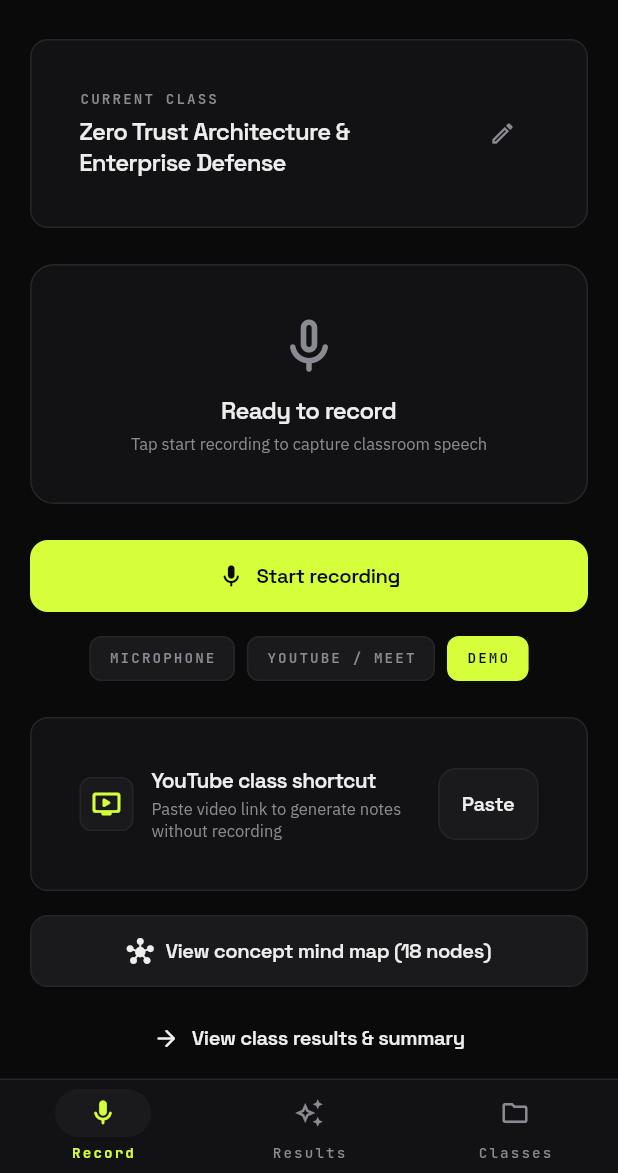
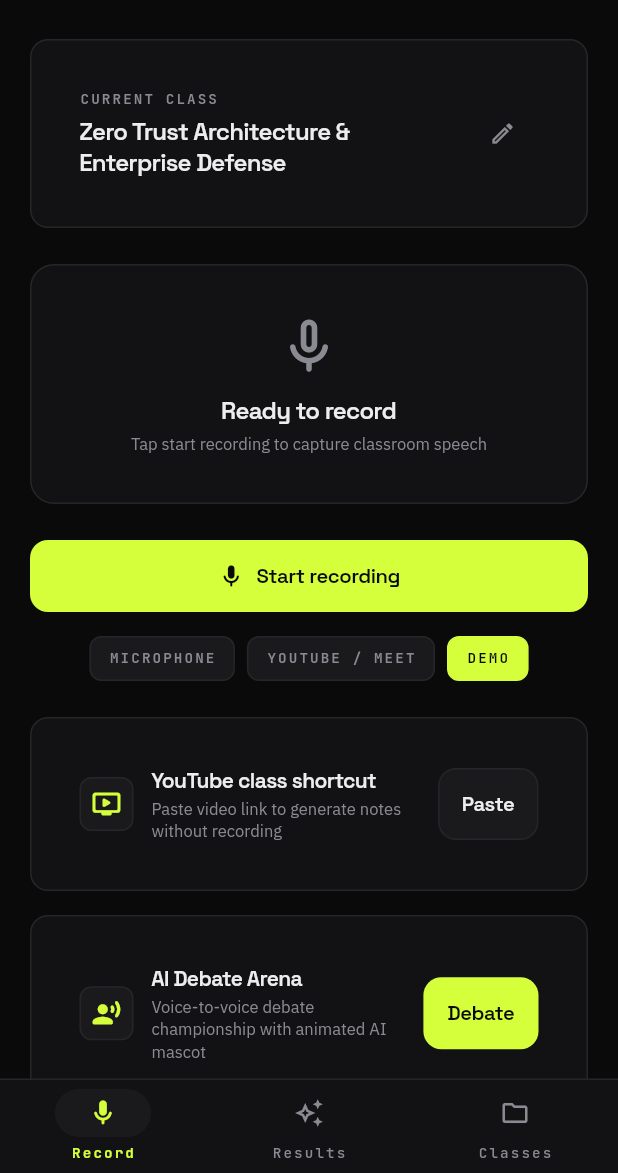
Before and after one commit to maniokhan/thinkly_app, a Flutter app: the screen it shows after launch, on a phone screen of 412 x 824 dp, the part 63-1236 px from its top. Run offline on Flutter 3.47's test engine with Material 3 defaults, Android fonts, the phone set to English and light mode, and no system bars; our stand-ins replace fl_chart, flutter_animate, flutter_markdown, google_fonts, pdf, permission_handler and 5 more; missing offline and left inert: dart:js_interop, flutter_foreground_task, flutter_pcm_sound, record, youtube_explode_dart.

Commit message:
feat(integration): wire AI Debate Arena entry point, unified matte-black tokens, and app lifecycle

```diff
--- a/lib/core/theme/app_theme.dart
+++ b/lib/core/theme/app_theme.dart
@@ -23,6 +23,10 @@ class AppColors {
   static const Color statusAmber = Color(0xFFF59E0B);
 
   // Legacy & Alias Mappings (Ensuring zero breaks across models, debate arena & canvas)
+  static const Color primary = accent;
+  static const Color primaryDark = accentDark;
+  static const Color primaryLight = accent;
+  static const Color secondary = accent;
   static const Color surfaceElevated = raisedSurface;
   static const Color accentDark = Color(0xFF98CC00);
   static const Color accentDim = Color(0x22C6FF00);
--- /dev/null
+++ b/lib/features/debate/debate_app.dart
@@ -0,0 +1,70 @@
+import 'package:flutter/material.dart';
+import 'package:provider/provider.dart';
+import '../../core/theme/app_theme.dart';
+import '../../services/audio_service.dart';
+import '../../services/gemini_live_service.dart';
+import '../mascot/controllers/mascot_controller.dart';
+import 'providers/debate_provider.dart';
+import 'screens/home_screen.dart';
+
+class AIDebateApp extends StatefulWidget {
+  const AIDebateApp({super.key});
+
+  @override
+  State<AIDebateApp> createState() => _AIDebateAppState();
+}
+
+class _AIDebateAppState extends State<AIDebateApp> with WidgetsBindingObserver {
+  late final AudioService _audioService;
+  late final GeminiLiveService _geminiLiveService;
+  late final MascotController _mascotController;
+  late final DebateProvider _debateProvider;
+
+  @override
+  void initState() {
+    super.initState();
+    WidgetsBinding.instance.addObserver(this);
+
+    _audioService = AudioService();
+    _geminiLiveService = GeminiLiveService();
+    _mascotController = MascotController();
+
+    _debateProvider = DebateProvider(
+      audioService: _audioService,
+      geminiService: _geminiLiveService,
+      mascotController: _mascotController,
+    );
+  }
+
+  @override
+  void didChangeAppLifecycleState(AppLifecycleState state) {
+    if (state == AppLifecycleState.paused) {
+      _audioService.pauseAudio();
+    } else if (state == AppLifecycleState.resumed) {
+      _audioService.resumeAudio();
+    }
+  }
+
+  @override
+  void dispose() {
+    WidgetsBinding.instance.removeObserver(this);
+    _debateProvider.dispose();
+    super.dispose();
+  }
+
+  @override
+  Widget build(BuildContext context) {
+    return MultiProvider(
+      providers: [
+        ChangeNotifierProvider<MascotController>.value(value: _mascotController),
+        ChangeNotifierProvider<DebateProvider>.value(value: _debateProvider),
+      ],
+      child: MaterialApp(
+        title: 'AI Debate Arena',
+        debugShowCheckedModeBanner: false,
+        theme: AppTheme.darkTheme,
+        home: const HomeScreen(),
+      ),
+    );
+  }
+}
--- a/lib/features/mindmap/screens/lecture_capture_screen.dart
+++ b/lib/features/mindmap/screens/lecture_capture_screen.dart
@@ -7,6 +7,8 @@ import '../../../core/widgets/app_button.dart';
 import '../../../core/widgets/app_card.dart';
 import '../../../core/widgets/app_loader.dart';
 import '../providers/mind_map_provider.dart';
+import '../../debate/screens/home_screen.dart';
+import '../../../core/theme/wonderous_animations.dart';
 import '../../../widgets/api_key_settings_dialog.dart';
 import '../../../widgets/developer_debug_dialog.dart';
 
@@ -459,6 +461,54 @@ class _LectureCaptureScreenState extends State<LectureCaptureScreen> {
               ),
               const SizedBox(height: 16),
 
+              // 6. AI Debate Arena Entry Card
+              AppCard(
+                child: Padding(
+                  padding: const EdgeInsets.all(16),
+                  child: Row(
+                    children: [
+                      Container(
+                        width: 36,
+                        height: 36,
+                        decoration: BoxDecoration(
+                          color: AppColors.raisedSurface,
+                          borderRadius: BorderRadius.circular(8),
+                          border: Border.all(color: AppColors.hairlineBorder),
+                        ),
+                        child: const Icon(Icons.record_voice_over_rounded,
+                            size: 20, color: AppColors.accent),
+                      ),
+                      const SizedBox(width: 12),
+                      const Expanded(
+                        child: Column(
+                          crossAxisAlignment: CrossAxisAlignment.start,
+                          children: [
+                            Text('AI Debate Arena',
+                                style: AppTypography.titleSmall),
+                            SizedBox(height: 2),
+                            Text(
+                              'Voice-to-voice debate championship with animated AI mascot',
+                              style: AppTypography.bodySmall,
+                            ),
+                          ],
+                        ),
+                      ),
+                      const SizedBox(width: 8),
+                      AppButton(
+                        label: 'Debate',
+                        variant: AppButtonVariant.primary,
+                        onPressed: () {
+                          Navigator.of(context).push(
+                            WonderousAnimations.pageRoute(const HomeScreen()),
+                          );
+                        },
+                      ),
+                    ],
+                  ),
+                ),
+              ),
+              const SizedBox(height: 16),
+
               // 6. View Mind Map & Results Shortcuts
               if (provider.nodes.length > 1) ...[
                 AppButton(
```
Also changed, not shown: 1 other file.
